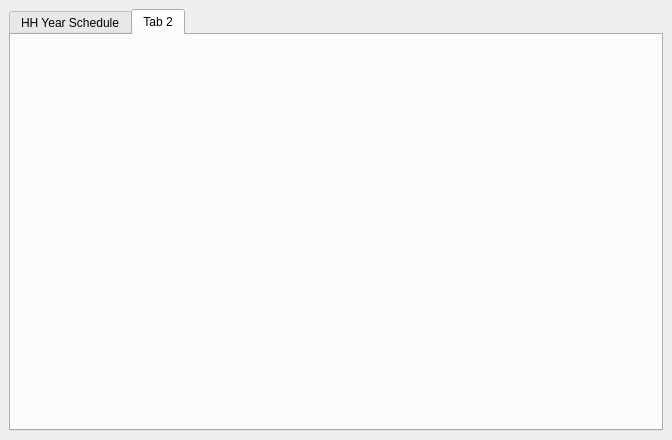
The window that Nouna_PCVRP/qt-project/ver02.02/nouna_project/reportwindow.ui (tikhoncheva/work) describes before a commit, drawn with Qt 5.
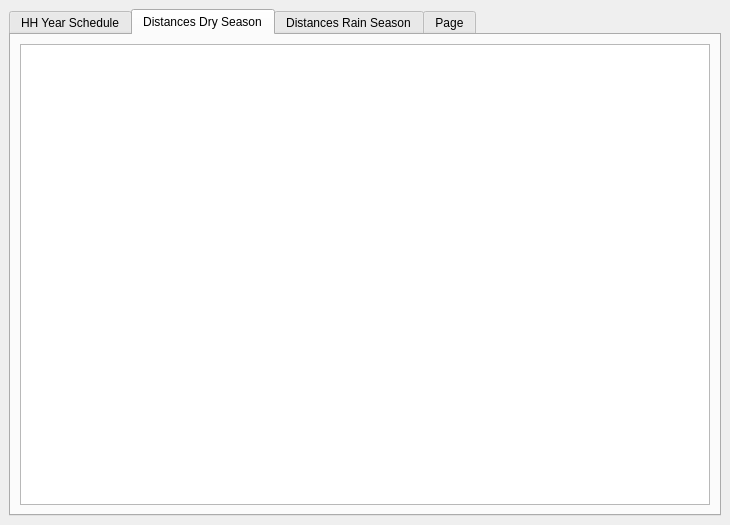
The same window after the commit. The open tabs and pages were chosen to show the change.

```diff
--- a/Nouna_PCVRP/qt-project/ver02.02/nouna_project/reportwindow.ui
+++ b/Nouna_PCVRP/qt-project/ver02.02/nouna_project/reportwindow.ui
@@ -6,8 +6,8 @@
    <rect>
     <x>0</x>
     <y>0</y>
-    <width>672</width>
-    <height>440</height>
+    <width>730</width>
+    <height>525</height>
    </rect>
   </property>
   <property name="windowTitle">
@@ -17,6 +17,9 @@
    <layout class="QVBoxLayout" name="verticalLayout_2">
     <item>
      <widget class="QTabWidget" name="tabWidget">
+      <property name="tabShape">
+       <enum>QTabWidget::Rounded</enum>
+      </property>
       <property name="currentIndex">
        <number>0</number>
       </property>
@@ -56,7 +59,27 @@
       </widget>
       <widget class="QWidget" name="tab_2">
        <attribute name="title">
-        <string>Tab 2</string>
+        <string>Distances Dry Season</string>
+       </attribute>
+       <layout class="QGridLayout" name="gridLayout_3">
+        <item row="0" column="0">
+         <widget class="QTableWidget" name="twDistances_Dry"/>
+        </item>
+       </layout>
+      </widget>
+      <widget class="QWidget" name="tab_3">
+       <attribute name="title">
+        <string>Distances Rain Season</string>
+       </attribute>
+       <layout class="QGridLayout" name="gridLayout_2">
+        <item row="0" column="0">
+         <widget class="QTableWidget" name="twDistances_Rain"/>
+        </item>
+       </layout>
+      </widget>
+      <widget class="QWidget" name="tab">
+       <attribute name="title">
+        <string>Page</string>
        </attribute>
       </widget>
      </widget>
```
Left out of the diff: 2 changed lines with no effect on the pictures.
